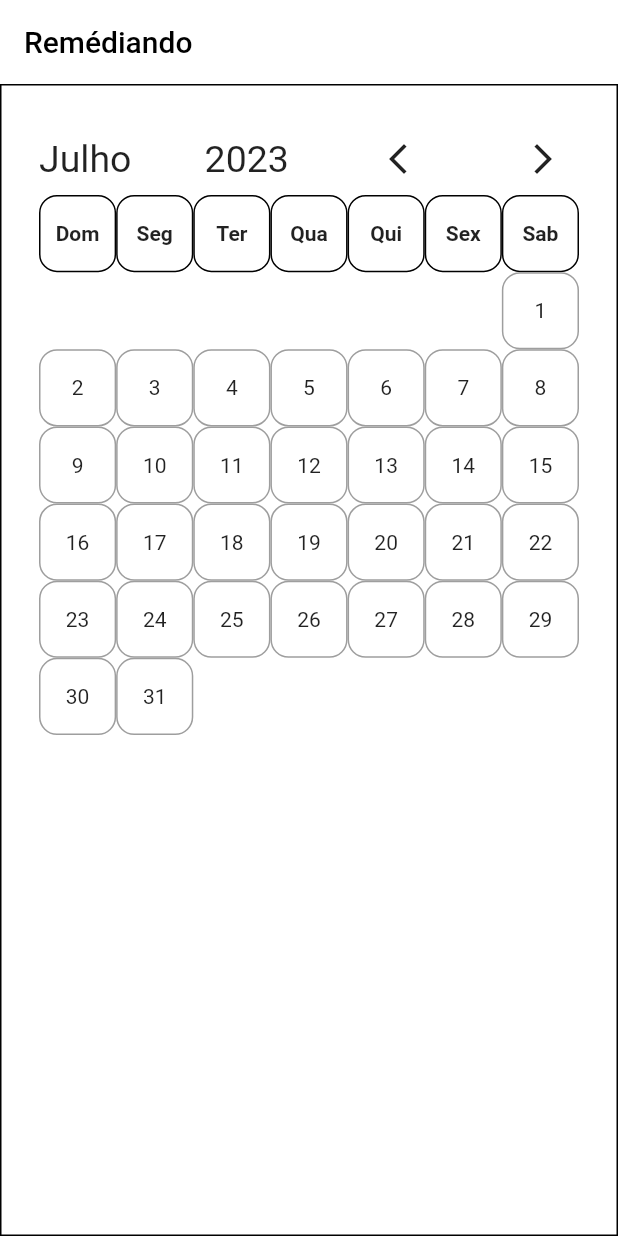
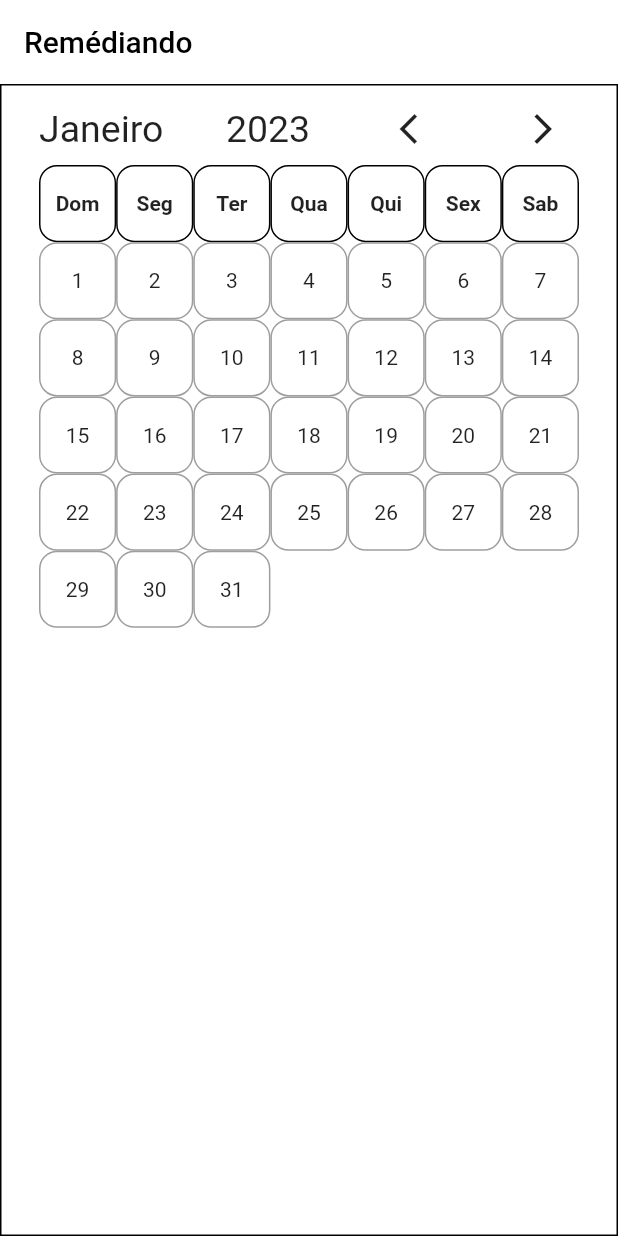
Before and after one commit to Patrickalvares/app_medicine_scheduler, a Flutter app: the screen it shows after launch, on a phone screen of 412 x 824 dp. Run offline on Flutter 3.47's test engine with Material 2 defaults, Android fonts, the phone set to English and light mode, and no system bars; our stand-ins replace table_calendar.

Commit message:
weekDaysNameHeader refactoring

```diff
--- a/lib/components/calendar.dart
+++ b/lib/components/calendar.dart
@@ -7,7 +7,7 @@ class MounthCalendar extends StatefulWidget {
   State<MounthCalendar> createState() => _MounthCalendarState();
 }
 
-DateTime dateTime = DateTime.utc(2023, 07, 01);
+DateTime dateTime = DateTime.utc(2023, 01, 01);
 int targetMonthNumber = 0;
 
 class _MounthCalendarState extends State<MounthCalendar> {
@@ -15,60 +15,24 @@ class _MounthCalendarState extends State<MounthCalendar> {
   Widget build(BuildContext context) {
     String targetMonthName = "";
 
-    List<Widget> days = [
-      Container(
+    Widget weekDaysNameHeader(String weekDayName) {
+      return Container(
           decoration: BoxDecoration(
               border: Border.all(color: Colors.black),
               borderRadius: BorderRadius.circular(12)),
-          child: const Center(
-              child:
-                  Text("Dom", style: TextStyle(fontWeight: FontWeight.bold)))),
-      Container(
-          decoration: BoxDecoration(
-              border: Border.all(color: Colors.black),
-              borderRadius: BorderRadius.circular(12)),
-          child: const Center(
-              child:
-                  Text("Seg", style: TextStyle(fontWeight: FontWeight.bold)))),
-      Container(
-          decoration: BoxDecoration(
-              border: Border.all(color: Colors.black),
-              borderRadius: BorderRadius.circular(12)),
-          child: const Center(
-              child:
-                  Text("Ter", style: TextStyle(fontWeight: FontWeight.bold)))),
-      Container(
-          decoration: BoxDecoration(
-              border: Border.all(color: Colors.black),
-              borderRadius: BorderRadius.circular(12)),
-          child: const Center(
-              child:
-                  Text("Qua", style: TextStyle(fontWeight: FontWeight.bold)))),
-      Container(
-          decoration: BoxDecoration(
-              border: Border.all(color: Colors.black),
-              borderRadius: BorderRadius.circular(12)),
-          child: const Center(
-              child:
-                  Text("Qui", style: TextStyle(fontWeight: FontWeight.bold)))),
-      Container(
-          decoration: BoxDecoration(
-              border: Border.all(color: Colors.black),
-              borderRadius: BorderRadius.circular(12)),
-          child: const Center(
-              child: Text(
-            "Sex",
-            style: TextStyle(fontWeight: FontWeight.bold),
-          ))),
-      Container(
-          decoration: BoxDecoration(
-              border: Border.all(color: Colors.black),
-              borderRadius: BorderRadius.circular(12)),
-          child: const Center(
-              child: Text(
-            "Sab",
-            style: TextStyle(fontWeight: FontWeight.bold),
-          ))),
+          child: Center(
+              child: Text(weekDayName,
+                  style: const TextStyle(fontWeight: FontWeight.bold))));
+    }
+
+    List<Widget> days = [
+      weekDaysNameHeader('Dom'),
+      weekDaysNameHeader('Seg'),
+      weekDaysNameHeader('Ter'),
+      weekDaysNameHeader('Qua'),
+      weekDaysNameHeader('Qui'),
+      weekDaysNameHeader('Sex'),
+      weekDaysNameHeader('Sab'),
     ];
 
     void emptyDate(int p) {
@@ -181,7 +145,7 @@ class _MounthCalendarState extends State<MounthCalendar> {
     }
 
     return Container(
-      padding: const EdgeInsets.all(25),
+      padding: const EdgeInsets.only(left: 25, right: 25, top: 5),
       decoration: BoxDecoration(border: Border.all(color: Colors.black)),
       child: Column(
         children: [
```
